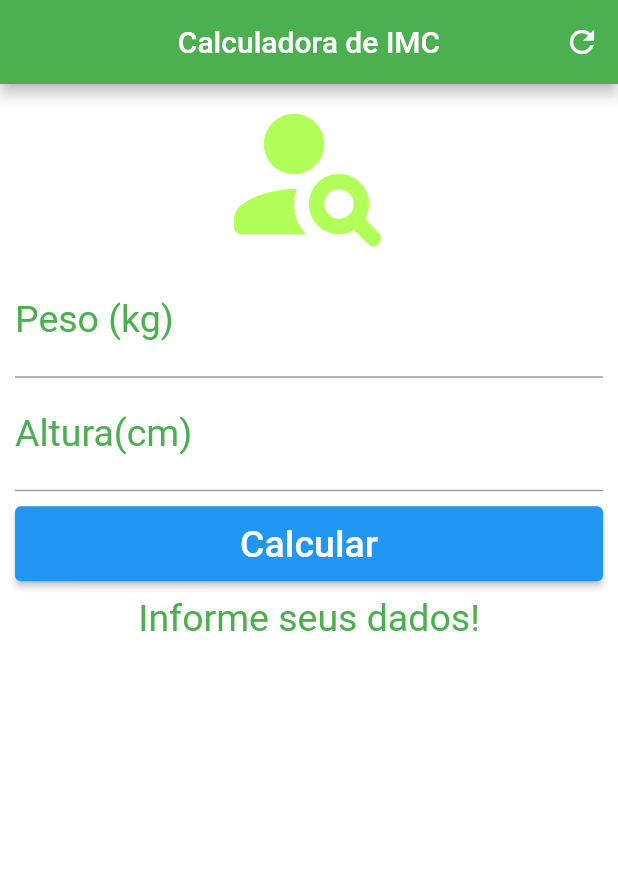
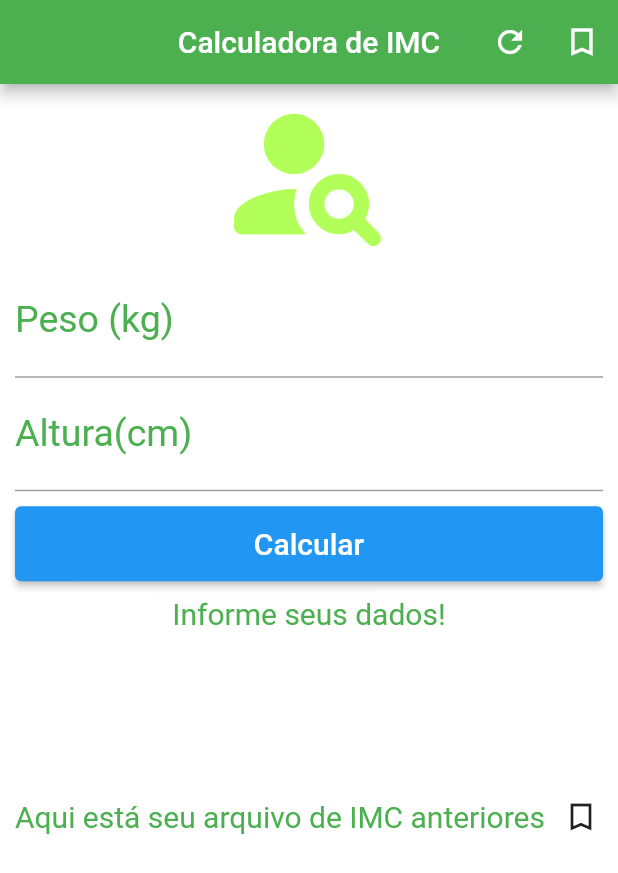
Before and after one commit to LeticiaBHB/imcflutter_dart, a Flutter app: the screen it shows after launch, on a phone screen of 412 x 824 dp. Shown: the top 873 px of the screen. Run offline on Flutter 3.47's test engine with Material 2 defaults, Android fonts, the phone set to English and light mode, and no system bars.

Commit message:
Update main.dart

```diff
--- a/lib/main.dart
+++ b/lib/main.dart
@@ -4,6 +4,14 @@ void main() {
   runApp(MaterialApp(
     home: Home(),
   ));
+}
+
+class IMCInfo {
+  double weight;
+  double height;
+  DateTime dateTime;
+
+  IMCInfo(this.weight, this.height, this.dateTime);
 }
 
 class Home extends StatefulWidget {
@@ -16,8 +24,8 @@ class _HomeState extends State<Home> {
   TextEditingController heightController = TextEditingController();
 
   GlobalKey<FormState> _formKey = GlobalKey<FormState>();
-
   String _infoText = "Informe seus dados!";
+  List<IMCInfo> imcRecords = [];
 
   void _resetFields() {
     weightController.text = "";
@@ -33,20 +41,31 @@ class _HomeState extends State<Home> {
       double weight = double.parse(weightController.text);
       double height = double.parse(heightController.text) / 100;
       double imc = weight / (height * height);
+
+      IMCInfo info = IMCInfo(weight, height, DateTime.now());
+      imcRecords.add(info);
+
       if (imc < 18.0) {
         _infoText = "Abaixo do Peso (${imc.toStringAsPrecision(4)})";
-      } else if (imc >= 18.6 && imc <24.9){
+      } else if (imc >= 18.6 && imc < 24.9) {
         _infoText = "Peso Ideal(${imc.toStringAsPrecision(4)})";
-      } else if (imc >= 24.9 && imc < 29.9){
+      } else if (imc >= 24.9 && imc < 29.9) {
         _infoText = "Levemente Acima do Peso(${imc.toStringAsPrecision(4)})";
-      } else if (imc >= 29.9 && imc < 34.9){
+      } else if (imc >= 29.9 && imc < 34.9) {
         _infoText = "Obesidade Grau I (${imc.toStringAsPrecision(4)})";
-      } else if (imc >= 34.9 && imc < 39.9){
+      } else if (imc >= 34.9 && imc < 39.9) {
         _infoText = "Obesidade Grau II(${imc.toStringAsPrecision(4)})";
-      } else if (imc >= 40){
+      } else if (imc >= 40) {
         _infoText = "Obesidade Grau III(${imc.toStringAsPrecision(4)})";
       }
     });
+  }
+
+  void _showRecords() {
+    Navigator.push(
+      context,
+      MaterialPageRoute(builder: (context) => IMCRecordsScreen(imcRecords)),
+    );
   }
 
   @override
@@ -60,7 +79,11 @@ class _HomeState extends State<Home> {
           IconButton(
             icon: Icon(Icons.refresh),
             onPressed: _resetFields,
-            )
+          ),
+          IconButton(
+            icon: Icon(Icons.bookmark_border_sharp),
+            onPressed: _showRecords,
+          ),
         ],
       ),
       backgroundColor: Colors.white,
@@ -84,8 +107,8 @@ class _HomeState extends State<Home> {
                 textAlign: TextAlign.center,
                 style: TextStyle(color: Colors.green, fontSize: 25.0),
                 controller: weightController,
-                  validator: (value){
-                    if (value!.isEmpty){
+                validator: (value) {
+                  if (value!.isEmpty) {
                     return "Insira seu Peso";
                   }
                 },
@@ -98,8 +121,8 @@ class _HomeState extends State<Home> {
                 textAlign: TextAlign.center,
                 style: TextStyle(color: Colors.green, fontSize: 25.0),
                 controller: heightController,
-                  validator: (value){
-                    if (value!.isEmpty){
+                validator: (value) {
+                  if (value!.isEmpty) {
                     return "Insira sua Altura";
                   }
                 },
@@ -109,21 +132,33 @@ class _HomeState extends State<Home> {
                 child: Container(
                   height: 50.0,
                   child: ElevatedButton(
-                      onPressed: (){
-                        if(_formKey.currentState!.validate()){
+                    onPressed: () {
+                      if (_formKey.currentState!.validate()) {
                         _calculate();
                       }
                     },
                     child: Text(
                       "Calcular",
-                           style: TextStyle(color: Colors.white, fontSize: 25.0),
+                      style: TextStyle(color: Colors.white, fontSize: 20.0),
                     ),
                   ),
                 ),
               ),
               Text(_infoText,
                   textAlign: TextAlign.center,
-                    style: TextStyle(color: Colors.green, fontSize: 25.0))
+                  style: TextStyle(color: Colors.green, fontSize: 20.0)),
+              SizedBox(height: 100),
+              Row(
+                children: [
+                  Container(
+                    child: Text('Aqui está seu arquivo de IMC anteriores', style: TextStyle(color: Colors.green, fontSize: 20.0)),
+                  ),
+                  IconButton(
+                    icon: Icon(Icons.bookmark_border_sharp),
+                    onPressed: _showRecords,
+                  ),
+                ],
+              )
             ],
           ),
         ),
@@ -131,3 +166,29 @@ class _HomeState extends State<Home> {
     );
   }
 }
+
+class IMCRecordsScreen extends StatelessWidget {
+  final List<IMCInfo> imcRecords;
+
+  IMCRecordsScreen(this.imcRecords);
+
+  @override
+  Widget build(BuildContext context) {
+    return Scaffold(
+      appBar: AppBar(
+        backgroundColor: Colors.green,
+        title: Text("Registros de IMC"),
+      ),
+      body: ListView.builder(
+        itemCount: imcRecords.length,
+        itemBuilder: (context, index) {
+          IMCInfo record = imcRecords[index];
+          return ListTile(
+            title: Text("Data e Hora: ${record.dateTime}"),
+            subtitle: Text("Peso: ${record.weight}, Altura: ${record.height}"),
+          );
+        },
+      ),
+    );
+  }
+}
```
Lines whose indentation alone changed are shown as unchanged.
